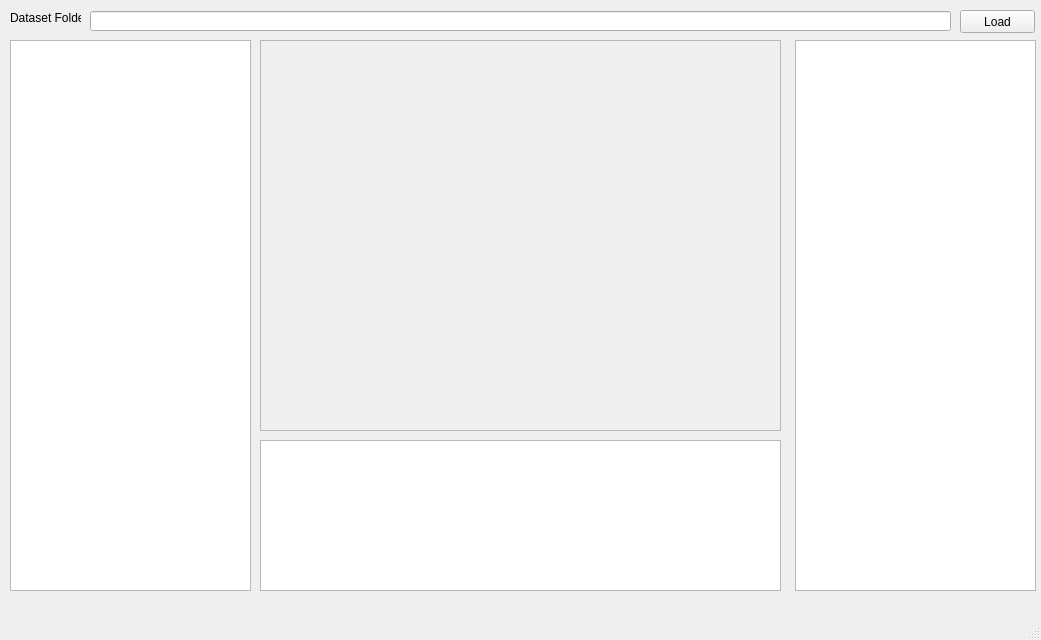
This is dataset/gui/dataset_viewer.ui in tayfunates/intuitive-physics as Qt 5 draws it before an edit. The edited form follows.
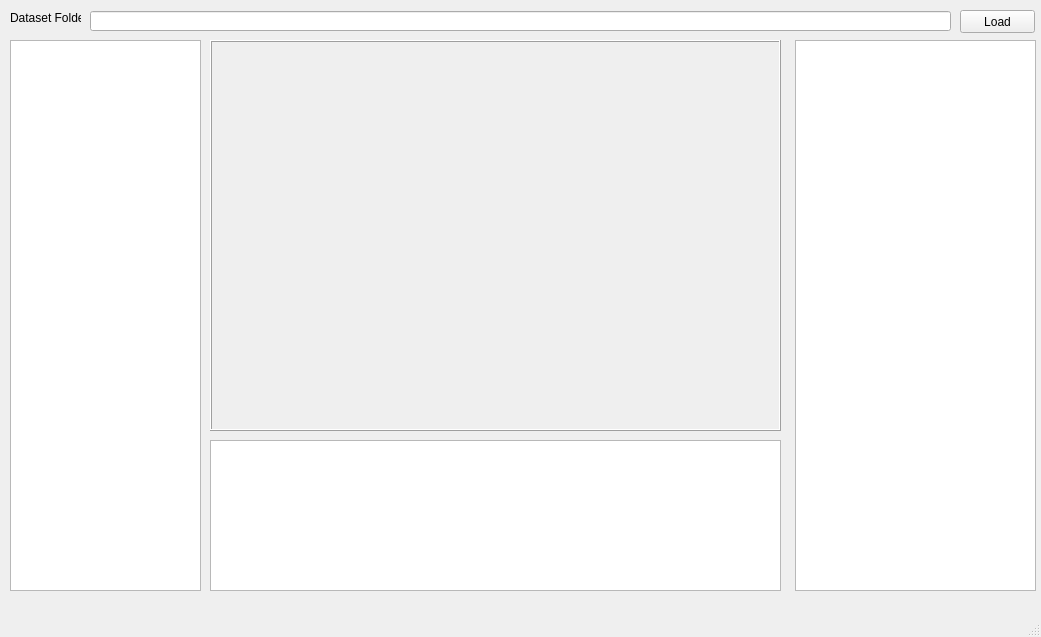
This is the edited form.

Commit message: Add VLC video player to dataset viewer GUI.

```diff
--- a/dataset/gui/dataset_viewer.ui
+++ b/dataset/gui/dataset_viewer.ui
@@ -7,19 +7,19 @@
     <x>0</x>
     <y>0</y>
     <width>1041</width>
-    <height>640</height>
+    <height>637</height>
    </rect>
   </property>
   <property name="windowTitle">
    <string>SVQA Dataset Viewer</string>
   </property>
   <widget class="QWidget" name="centralwidget">
-   <widget class="QListView" name="videosListView">
+   <widget class="QListWidget" name="videosListWidget">
     <property name="geometry">
      <rect>
       <x>10</x>
       <y>40</y>
-      <width>241</width>
+      <width>191</width>
       <height>551</height>
      </rect>
     </property>
@@ -63,14 +63,14 @@
    <widget class="QFrame" name="videoFrame">
     <property name="geometry">
      <rect>
-      <x>260</x>
+      <x>210</x>
       <y>40</y>
-      <width>521</width>
+      <width>571</width>
       <height>391</height>
      </rect>
     </property>
     <property name="frameShape">
-     <enum>QFrame::StyledPanel</enum>
+     <enum>QFrame::Box</enum>
     </property>
     <property name="frameShadow">
      <enum>QFrame::Raised</enum>
@@ -89,9 +89,9 @@
    <widget class="QTableView" name="statisticsTableView">
     <property name="geometry">
      <rect>
-      <x>260</x>
+      <x>210</x>
       <y>440</y>
-      <width>521</width>
+      <width>571</width>
       <height>151</height>
      </rect>
     </property>
```
Left out of the diff: 14 changed lines with no effect on the pictures. The commit also changes 2 other files.
